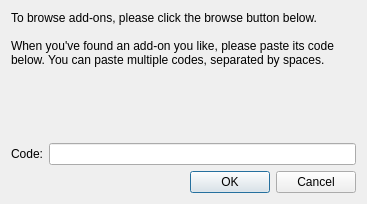
The window that qt/aqt/forms/getaddons.ui (ankitects/anki) describes before a commit, drawn with Qt 5.
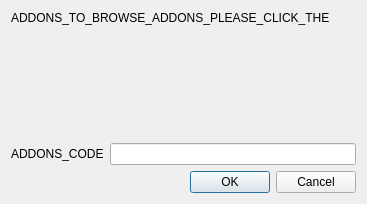
The same window after the commit.

The edit to the form file:
```diff
--- a/qt/aqt/forms/getaddons.ui
+++ b/qt/aqt/forms/getaddons.ui
@@ -17,7 +17,7 @@
    <item>
     <widget class="QLabel" name="label">
      <property name="text">
-      <string>To browse add-ons, please click the browse button below.&lt;br&gt;&lt;br&gt;When you've found an add-on you like, please paste its code below. You can paste multiple codes, separated by spaces.</string>
+      <string>ADDONS_TO_BROWSE_ADDONS_PLEASE_CLICK_THE</string>
      </property>
      <property name="wordWrap">
       <bool>true</bool>
@@ -42,7 +42,7 @@
      <item>
       <widget class="QLabel" name="label_2">
        <property name="text">
-        <string>Code:</string>
+        <string>ADDONS_CODE</string>
        </property>
       </widget>
      </item>
```
Left out of the diff: 2 changed lines with no effect on the pictures.
